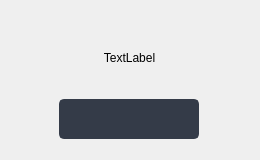
First picture: the form in gui/okpopup.ui, repository truongkhoa1799/E-Healthcare-System, before the edit.
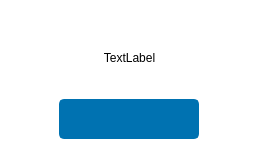
Second picture: the form after the edit. Icons and pictures are not drawn.

What changed in the file:
```diff
--- a/gui/okpopup.ui
+++ b/gui/okpopup.ui
@@ -13,6 +13,9 @@
   <property name="windowTitle">
    <string>Dialog</string>
   </property>
+  <property name="styleSheet">
+   <string notr="true">background: rgb(255, 255, 255);</string>
+  </property>
   <widget class="QFrame" name="verticalFrame">
    <property name="geometry">
     <rect>
@@ -22,6 +25,9 @@
      <height>160</height>
     </rect>
    </property>
+   <property name="styleSheet">
+    <string notr="true">background: rgb(255, 255, 255);</string>
+   </property>
    <widget class="QFrame" name="horizontalFrame">
     <property name="geometry">
      <rect>
@@ -42,9 +48,10 @@
      </property>
      <property name="styleSheet">
       <string notr="true">QPushButton {
-	border: 2px solid rgb(52, 59, 72);
+	border: 2px solid rgb(0, 114, 177);
 	border-radius: 5px;	
-	background-color: rgb(52, 59, 72);
+	background-color: rgb(0, 114, 177);
+	color: rgb(255, 255, 255);
 }
 QPushButton:hover {
 	background-color: rgb(57, 65, 80);
```
Left out of the diff: 13 changed lines with no effect on the pictures.
